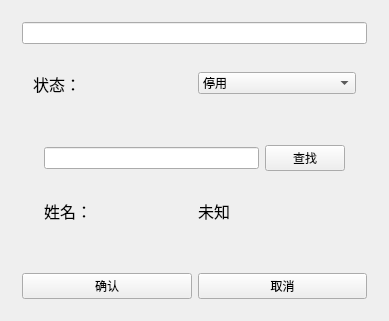
Qt form ComputersManager/modify_room.ui (Time-Zero/ComputersManager) before a commit.
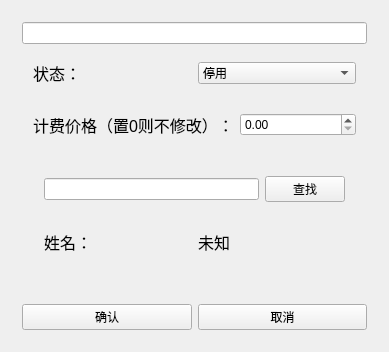
The same form after that commit.

Diff of the .ui file:
```diff
--- a/ComputersManager/modify_room.ui
+++ b/ComputersManager/modify_room.ui
@@ -7,7 +7,7 @@
     <x>0</x>
     <y>0</y>
     <width>389</width>
-    <height>321</height>
+    <height>344</height>
    </rect>
   </property>
   <property name="windowTitle">
@@ -22,6 +22,12 @@
       </item>
       <item>
        <widget class="QWidget" name="widget_3" native="true">
+        <property name="sizePolicy">
+         <sizepolicy hsizetype="Preferred" vsizetype="Fixed">
+          <horstretch>0</horstretch>
+          <verstretch>0</verstretch>
+         </sizepolicy>
+        </property>
         <layout class="QHBoxLayout" name="horizontalLayout">
          <item>
           <widget class="QLabel" name="label">
@@ -52,11 +58,54 @@
         </layout>
        </widget>
       </item>
+      <item>
+       <widget class="QWidget" name="widget_7" native="true">
+        <property name="sizePolicy">
+         <sizepolicy hsizetype="Preferred" vsizetype="Fixed">
+          <horstretch>0</horstretch>
+          <verstretch>0</verstretch>
+         </sizepolicy>
+        </property>
+        <layout class="QHBoxLayout" name="horizontalLayout_5">
+         <item>
+          <widget class="QLabel" name="label_3">
+           <property name="font">
+            <font>
+             <pointsize>12</pointsize>
+            </font>
+           </property>
+           <property name="text">
+            <string>计费价格（置0则不修改）：</string>
+           </property>
+          </widget>
+         </item>
+         <item>
+          <widget class="QDoubleSpinBox" name="doubleSpinBox_fees">
+           <property name="maximum">
+            <double>65535.000000000000000</double>
+           </property>
+          </widget>
+         </item>
+        </layout>
+       </widget>
+      </item>
       <item>
        <widget class="QWidget" name="widget_4" native="true">
+        <property name="sizePolicy">
+         <sizepolicy hsizetype="Preferred" vsizetype="Fixed">
+          <horstretch>0</horstretch>
+          <verstretch>0</verstretch>
+         </sizepolicy>
+        </property>
         <layout class="QVBoxLayout" name="verticalLayout_3">
          <item>
           <widget class="QWidget" name="widget_6" native="true">
+           <property name="sizePolicy">
+            <sizepolicy hsizetype="Preferred" vsizetype="Fixed">
+             <horstretch>0</horstretch>
+             <verstretch>0</verstretch>
+            </sizepolicy>
+           </property>
            <layout class="QHBoxLayout" name="horizontalLayout_2">
             <item>
              <widget class="QLineEdit" name="lineEdit_manager_id"/>
```
